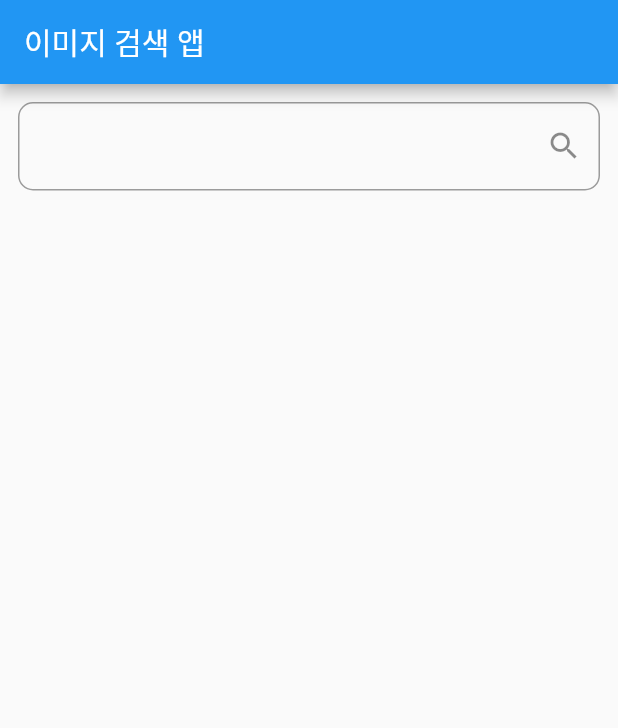
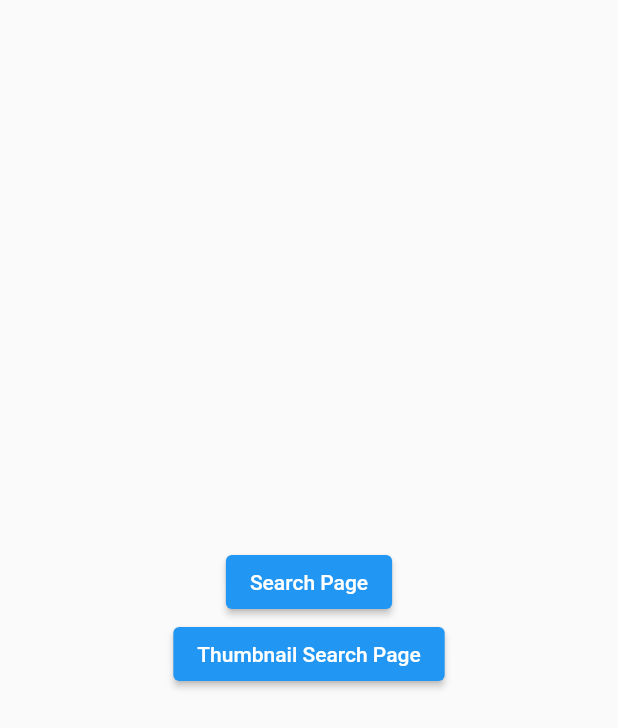
Before and after one commit to wyongjae/image_search_app_prac, a Flutter app: the screen it shows after launch, on a phone screen of 412 x 824 dp. Shown: the top 728 px of the screen. Run offline on Flutter 3.47's test engine with Material 2 defaults, Android fonts, the phone set to English and light mode, and no system bars.

Commit message:
Add: pages file in lib folder to navigate to different pages

```diff
--- a/lib/main.dart
+++ b/lib/main.dart
@@ -1,6 +1,6 @@
 import 'package:flutter/material.dart';
 import 'package:image_search_app_prac/presentation/components/loading.dart';
-import 'package:image_search_app_prac/presentation/thumbnail_page/thumbnail_search_page.dart';
+import 'package:image_search_app_prac/presentation/pages.dart';
 import 'package:provider/provider.dart';
 
 void main() {
@@ -21,7 +21,7 @@ class MyApp extends StatelessWidget {
         theme: ThemeData(
           primarySwatch: Colors.blue,
         ),
-        home: const ThumbnailSearchPage(),
+        home: const Pages(),
       ),
     );
   }
--- /dev/null
+++ b/lib/presentation/pages.dart
@@ -0,0 +1,36 @@
+import 'package:flutter/material.dart';
+import 'package:image_search_app_prac/presentation/photo_page/photo_search_page.dart';
+import 'package:image_search_app_prac/presentation/thumbnail_page/thumbnail_search_page.dart';
+
+class Pages extends StatelessWidget {
+  const Pages({Key? key}) : super(key: key);
+
+  @override
+  Widget build(BuildContext context) {
+    return Scaffold(
+      body: Center(
+        child: Column(
+          mainAxisAlignment: MainAxisAlignment.center,
+          children: [
+            ElevatedButton(
+                onPressed: () {
+                  Navigator.push(
+                    context,
+                    MaterialPageRoute(builder: (context) => const SearchPage()),
+                  );
+                },
+                child: const Text('Search Page')),
+            ElevatedButton(
+                onPressed: () {
+                  Navigator.push(
+                    context,
+                    MaterialPageRoute(builder: (context) => const ThumbnailSearchPage()),
+                  );
+                },
+                child: const Text('Thumbnail Search Page')),
+          ],
+        ),
+      ),
+    );
+  }
+}
--- a/lib/presentation/thumbnail_page/thumbnail_search_page.dart
+++ b/lib/presentation/thumbnail_page/thumbnail_search_page.dart
@@ -2,7 +2,7 @@ import 'package:flutter/material.dart';
 import 'package:image_search_app_prac/data/thumbnail_data/thumbnail_json_data.dart';
 import 'package:image_search_app_prac/presentation/components/loading.dart';
 import 'package:image_search_app_prac/presentation/components/photo_widget.dart';
-import 'package:image_search_app_prac/presentation/thumbnail_page/thunbnail_detail_screen.dart';
+import 'package:image_search_app_prac/presentation/thumbnail_page/thumbnail_detail_screen.dart';
 import 'package:provider/provider.dart';
 
 class ThumbnailSearchPage extends StatelessWidget {
```
Also changed, not shown: lib/presentation/thumbnail_page/thumbnail_detail_screen.dart (renamed from lib/presentation/thumbnail_page/thunbnail_detail_screen.dart).
